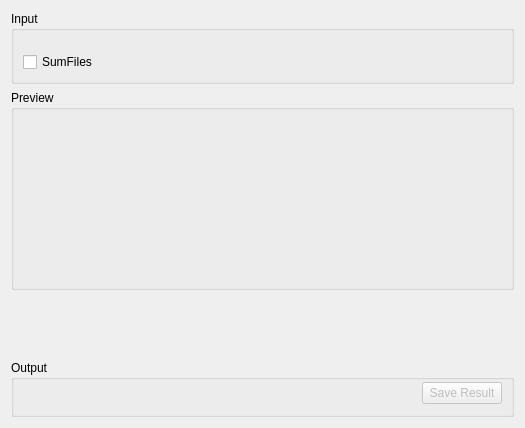
This is qt/scientific_interfaces/Indirect/Reduction/Transmission.ui in mantidproject/mantid as Qt 5 draws it before an edit. The edited form follows.
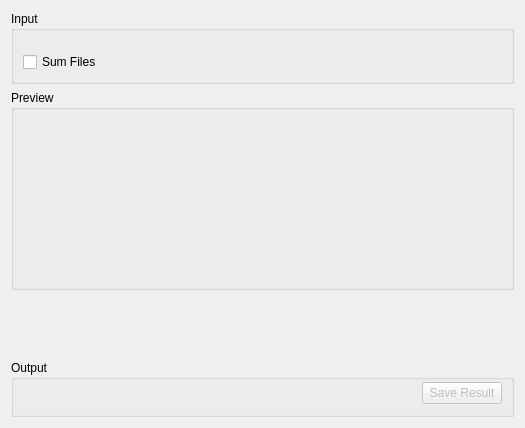
This is the edited form. Custom widgets are drawn as their Qt base class.

Commit message: Format SumFiles label into Sum Files for consistency with other tabs in Data Reduction

```diff
--- a/qt/scientific_interfaces/Indirect/Reduction/Transmission.ui
+++ b/qt/scientific_interfaces/Indirect/Reduction/Transmission.ui
@@ -61,7 +61,7 @@
       <item>
        <widget class="QCheckBox" name="ckSumFiles">
         <property name="text">
-         <string>SumFiles</string>
+         <string>Sum Files</string>
         </property>
        </widget>
       </item>
```
The commit also changes 1 other file.
